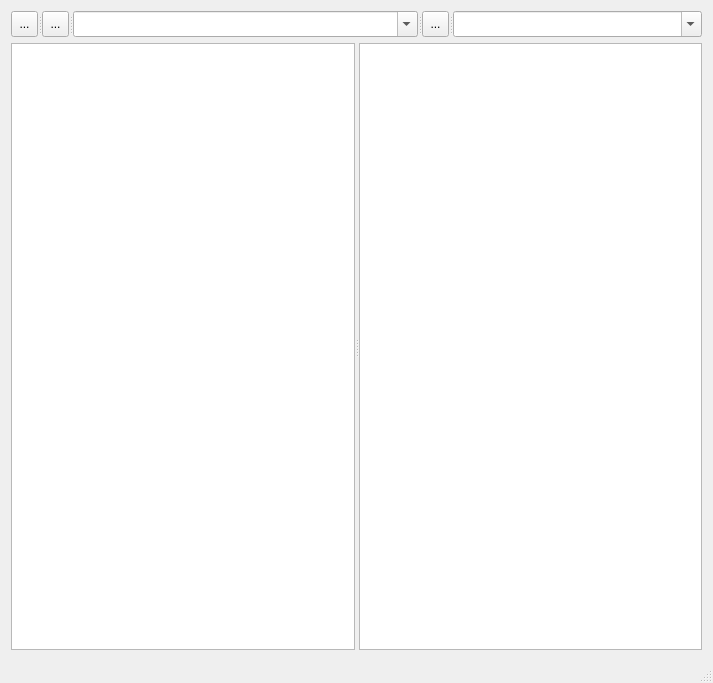
This is QuickCatalog/catalogwindow.ui in kanryu/quickviewer as Qt 5 draws it before an edit. The edited form follows.
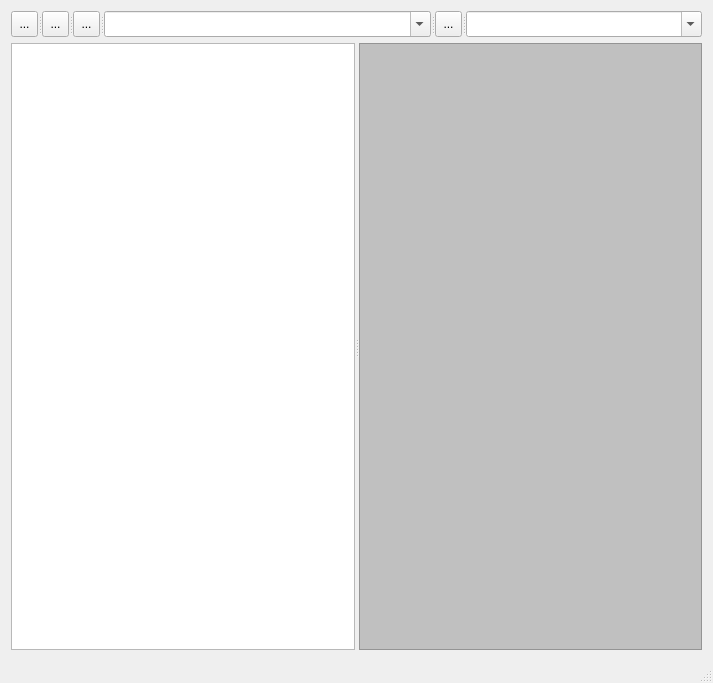
This is the edited form. Icons and pictures are not drawn. Custom widgets are drawn as their Qt base class.

Commit message: making catalogwindow, managedatabasedialog, databasesettingdialog - making catalogwindow(volumeList)

```diff
--- a/QuickCatalog/catalogwindow.ui
+++ b/QuickCatalog/catalogwindow.ui
@@ -62,6 +62,27 @@
         </size>
        </property>
       </widget>
+      <widget class="QToolButton" name="folderViewButton">
+       <property name="maximumSize">
+        <size>
+         <width>27</width>
+         <height>26</height>
+        </size>
+       </property>
+       <property name="text">
+        <string>...</string>
+       </property>
+       <property name="icon">
+        <iconset resource="../QuickViewer/toolbar.qrc">
+         <normaloff>:/icons/folder_view_icon_blue</normaloff>:/icons/folder_view_icon_blue</iconset>
+       </property>
+       <property name="iconSize">
+        <size>
+         <width>20</width>
+         <height>20</height>
+        </size>
+       </property>
+      </widget>
       <widget class="QComboBox" name="pathCombo">
        <property name="sizePolicy">
         <sizepolicy hsizetype="Expanding" vsizetype="Fixed">
@@ -174,7 +195,11 @@
        <property name="orientation">
         <enum>Qt::Horizontal</enum>
        </property>
-       <widget class="QListWidget" name="volumeList"/>
+       <widget class="QListWidget" name="volumeList">
+        <property name="styleSheet">
+         <string notr="true">background-color: #C0C0C0</string>
+        </property>
+       </widget>
       </widget>
      </widget>
     </item>
```
Left out of the diff: 169 changed lines with no effect on the pictures. The commit also changes 22 other files.
